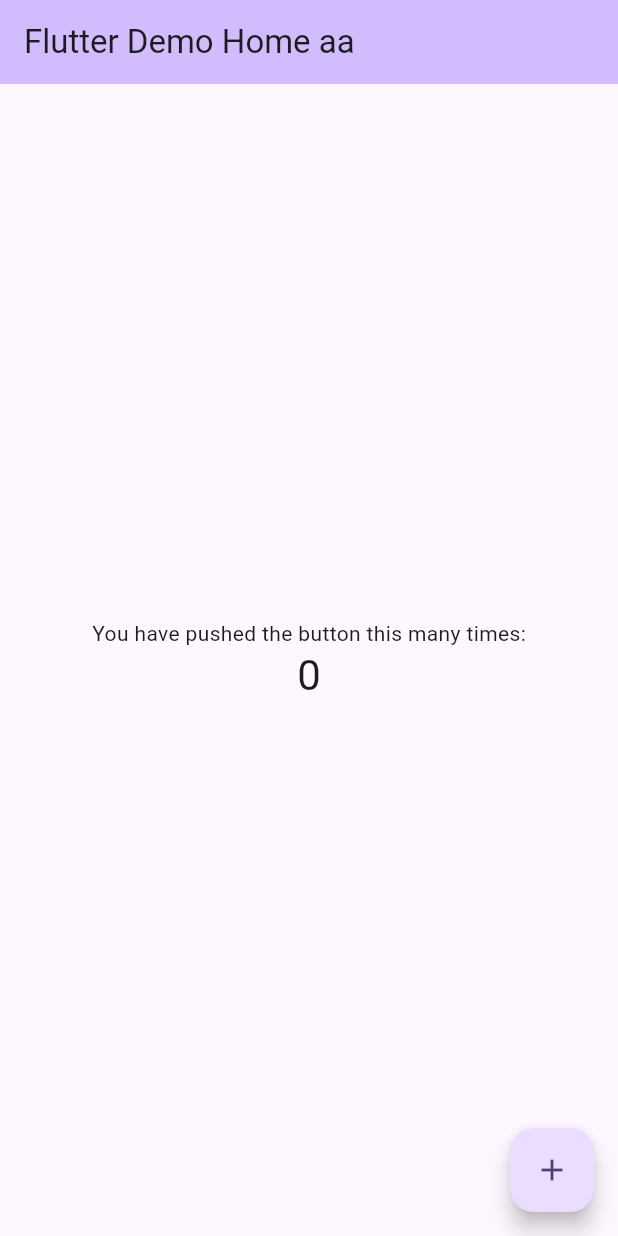
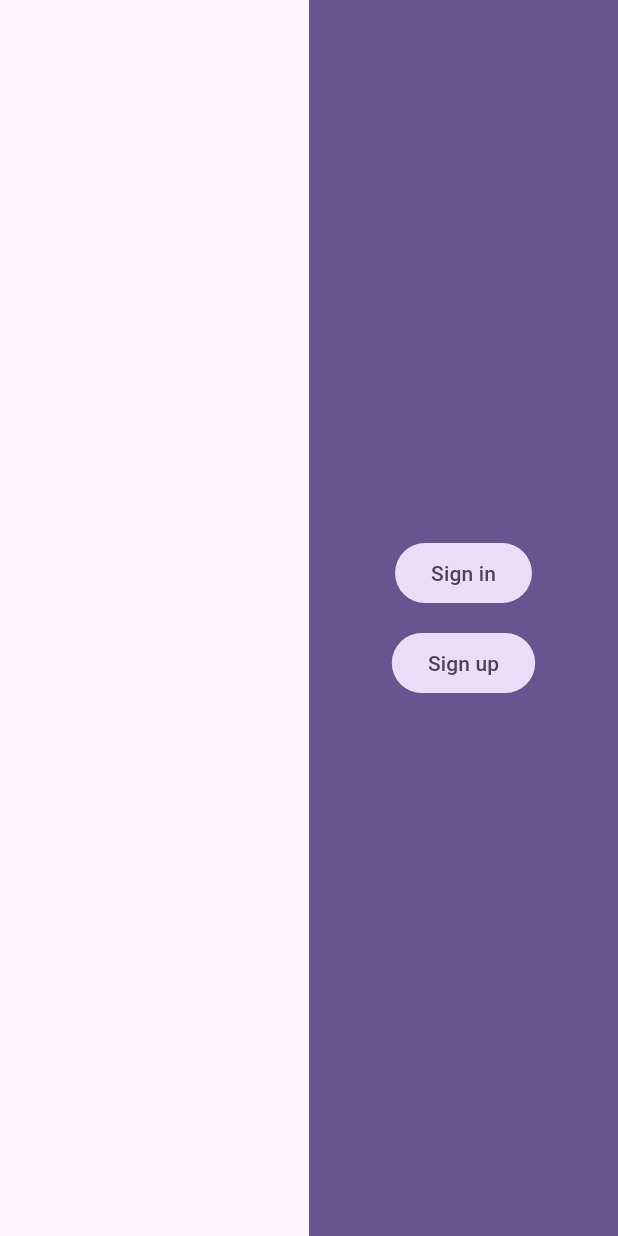
Before and after one commit to MonolithicIO/invoicer-web, a Flutter app: the screen it shows after launch, on a phone screen of 412 x 824 dp. Run offline on Flutter 3.47's test engine with Material 3 defaults, Android fonts, the phone set to English and light mode, and no system bars.

Commit message:
feat: scaffold UI

```diff
--- /dev/null
+++ b/lib/features/auth/screens/authmenu/AuthMenuScreen.dart
@@ -0,0 +1,30 @@
+import 'package:flutter/material.dart';
+import 'package:invoicer_web/features/auth/screens/authmenu/components/AuthMenuRightSection.dart';
+
+class AuthMenuScreen extends StatelessWidget {
+  const AuthMenuScreen({super.key});
+
+  @override
+  Widget build(BuildContext context) {
+    return Scaffold(
+      body: Container(
+        child: Row(
+          children: [
+            Expanded(
+              child: Ink(color: Theme.of(context).scaffoldBackgroundColor, child: Column()),
+            ),
+            Expanded(
+              child: Ink(
+                color: Theme.of(context).primaryColor,
+                child: AuthMenuRightSection(
+                  onSignInTap: () {},
+                  onSignUpTap: () {},
+                ),
+              ),
+            ),
+          ],
+        ),
+      ),
+    );
+  }
+}
--- /dev/null
+++ b/lib/features/auth/screens/authmenu/components/AuthMenuRightSection.dart
@@ -0,0 +1,25 @@
+import 'package:flutter/material.dart';
+
+class AuthMenuRightSection extends StatelessWidget {
+  const AuthMenuRightSection({
+    super.key,
+    required this.onSignUpTap,
+    required this.onSignInTap,
+  });
+
+  final VoidCallback onSignUpTap;
+  final VoidCallback onSignInTap;
+
+  @override
+  Widget build(BuildContext context) {
+    return Column(
+      mainAxisAlignment: MainAxisAlignment.center,
+      crossAxisAlignment: CrossAxisAlignment.center,
+      spacing: 12,
+      children: [
+        FilledButton.tonal(onPressed: onSignInTap, child: Text("Sign in")),
+        FilledButton.tonal(onPressed: onSignUpTap, child: Text("Sign up")),
+      ],
+    );
+  }
+}
--- a/lib/main.dart
+++ b/lib/main.dart
@@ -1,4 +1,5 @@
 import 'package:flutter/material.dart';
+import 'package:invoicer_web/features/auth/screens/authmenu/AuthMenuScreen.dart';
 
 void main() {
   runApp(const MyApp());
@@ -30,7 +31,7 @@
         // tested with just a hot reload.
         colorScheme: ColorScheme.fromSeed(seedColor: Colors.deepPurple),
       ),
-      home: const MyHomePage(title: 'Flutter Demo Home aa'),
+      home: const AuthMenuScreen(),
     );
   }
 }
```
